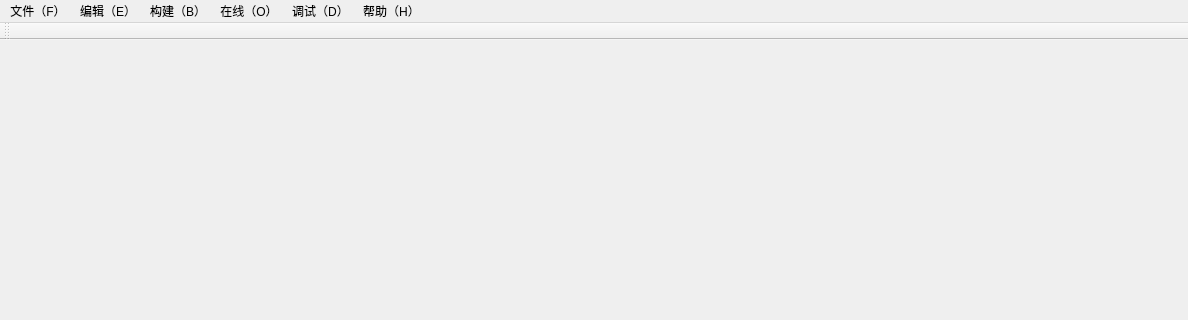
Qt form CoDeSys_LiteIDE/mainwindow.ui (Anthonyxp/openGl) before a commit; both pictures show x 0 to 1188 and y 0 to 320 of the 1188 by 785 pixel window.
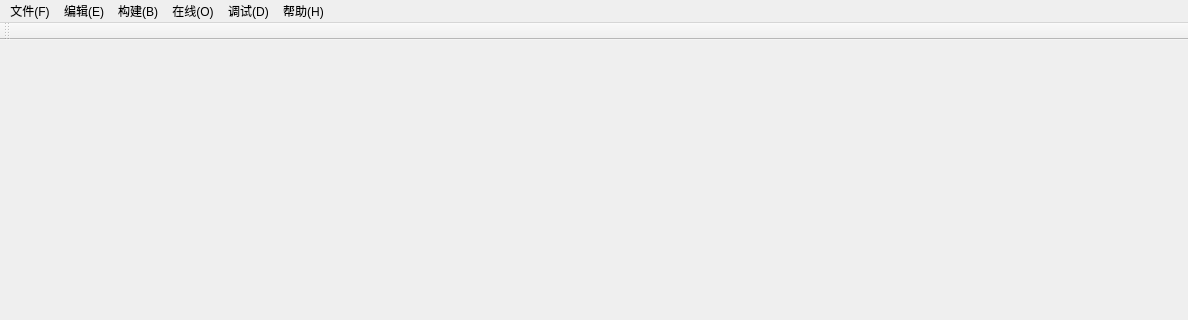
The same form after that commit.

Patch:
```diff
--- a/CoDeSys_LiteIDE/mainwindow.ui
+++ b/CoDeSys_LiteIDE/mainwindow.ui
@@ -25,32 +25,32 @@
    </property>
    <widget class="QMenu" name="menu_F">
     <property name="title">
-     <string>文件（F）</string>
+     <string>文件(F)</string>
     </property>
    </widget>
    <widget class="QMenu" name="menu_E">
     <property name="title">
-     <string>编辑（E）</string>
+     <string>编辑(E)</string>
     </property>
    </widget>
    <widget class="QMenu" name="menu_B">
     <property name="title">
-     <string>构建（B）</string>
+     <string>构建(B)</string>
     </property>
    </widget>
    <widget class="QMenu" name="menu_O">
     <property name="title">
-     <string>在线（O）</string>
+     <string>在线(O)</string>
     </property>
    </widget>
    <widget class="QMenu" name="menu_D">
     <property name="title">
-     <string>调试（D）</string>
+     <string>调试(D)</string>
     </property>
    </widget>
    <widget class="QMenu" name="menu_H">
     <property name="title">
-     <string>帮助（H）</string>
+     <string>帮助(H)</string>
     </property>
    </widget>
    <addaction name="menu_F"/>
```
